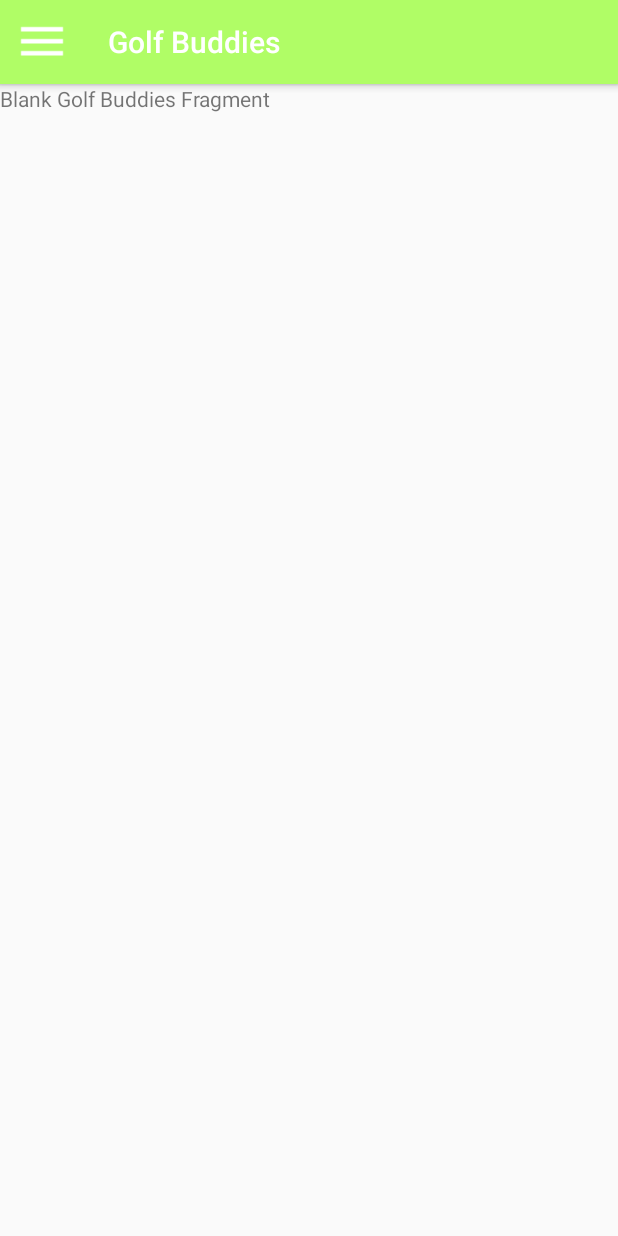
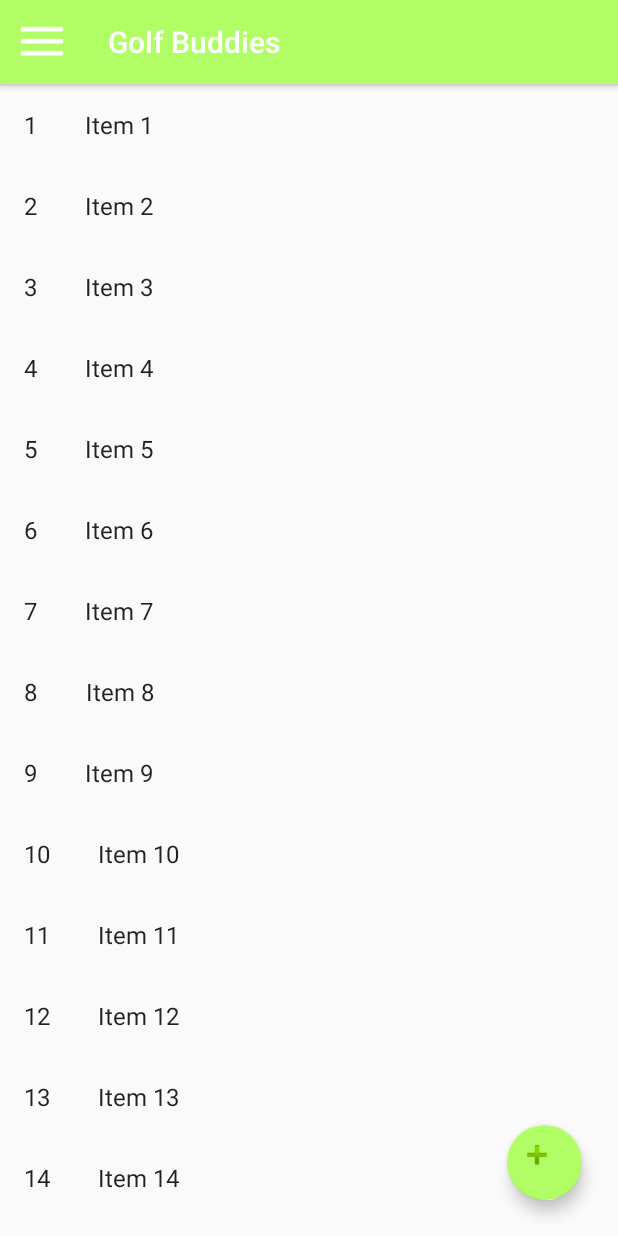
Before and after one commit to jdegrandchamp89/SocialGolf, an Android app: the HomeFragment screen opened directly, with no data from a screen before it, in the side drawer, after a tap on "Golf Buddies", on a phone screen of 412 x 824 dp. Run offline under Robolectric (Android 15) with nearby library versions, the phone set to English and light mode, and no system bars.

Commit message:
Add Fragments with Dummy Content
Add fragments with dummy content for Golf Buddies, Messages, and home screen (My Tee Times & My Messages)

```diff
--- a/app/src/main/java/com/example/john/socialgolf/NavDrawerActivity.java
+++ b/app/src/main/java/com/example/john/socialgolf/NavDrawerActivity.java
@@ -16,6 +16,7 @@ import android.support.v7.widget.Toolbar;
 import android.view.Menu;
 import android.view.MenuItem;
 
+import com.example.john.socialgolf.dummy.DummyContent;
 import com.example.john.socialgolf.dummy.TeeTimeContent;
 
 import layout.GolfBuddiesFragment;
@@ -31,7 +32,9 @@ public class NavDrawerActivity extends AppCompatActivity
                     MyTeeTimesFragment.OnFragmentInteractionListener,
                     MessagesFragment.OnFragmentInteractionListener,
                     SettingsFragment.OnFragmentInteractionListener,
-                    TeeTimesFragment.OnListFragmentInteractionListener{
+                    TeeTimesFragment.OnListFragmentInteractionListener,
+                    ViewMessagesFragment.OnListFragmentInteractionListener,
+                    ViewGolfBuddiesFragment.OnListFragmentInteractionListener{
 
     private DrawerLayout drawer;
     private ActionBarDrawerToggle toggle;
@@ -191,4 +194,9 @@ public class NavDrawerActivity extends AppCompatActivity
     public void onListFragmentInteraction(TeeTimeContent.TeeTimeItem item) {
         System.out.println("Interact!");
     }
+
+    @Override
+    public void onListFragmentInteraction(DummyContent.DummyItem item) {
+        System.out.println("Interact!");
+    }
 }
--- /dev/null
+++ b/app/src/main/java/com/example/john/socialgolf/ViewGolfBuddiesFragment.java
@@ -0,0 +1,109 @@
+package com.example.john.socialgolf;
+
+import android.content.Context;
+import android.os.Bundle;
+import android.support.v4.app.Fragment;
+import android.support.v7.widget.GridLayoutManager;
+import android.support.v7.widget.LinearLayoutManager;
+import android.support.v7.widget.RecyclerView;
+import android.view.LayoutInflater;
+import android.view.View;
+import android.view.ViewGroup;
+
+import com.example.john.socialgolf.dummy.DummyContent;
+import com.example.john.socialgolf.dummy.DummyContent.DummyItem;
+
+import java.util.List;
+
+/**
+ * A fragment representing a list of Items.
+ * <p/>
+ * Activities containing this fragment MUST implement the {@link OnListFragmentInteractionListener}
+ * interface.
+ */
+public class ViewGolfBuddiesFragment extends Fragment {
+
+    // TODO: Customize parameter argument names
+    private static final String ARG_COLUMN_COUNT = "column-count";
+    // TODO: Customize parameters
+    private int mColumnCount = 1;
+    private OnListFragmentInteractionListener mListener;
+
+    /**
+     * Mandatory empty constructor for the fragment manager to instantiate the
+     * fragment (e.g. upon screen orientation changes).
+     */
+    public ViewGolfBuddiesFragment() {
+    }
+
+    // TODO: Customize parameter initialization
+    @SuppressWarnings("unused")
+    public static ViewGolfBuddiesFragment newInstance(int columnCount) {
+        ViewGolfBuddiesFragment fragment = new ViewGolfBuddiesFragment();
+        Bundle args = new Bundle();
+        args.putInt(ARG_COLUMN_COUNT, columnCount);
+        fragment.setArguments(args);
+        return fragment;
+    }
+
+    @Override
+    public void onCreate(Bundle savedInstanceState) {
+        super.onCreate(savedInstanceState);
+
+        if (getArguments() != null) {
+            mColumnCount = getArguments().getInt(ARG_COLUMN_COUNT);
+        }
+    }
+
+    @Override
+    public View onCreateView(LayoutInflater inflater, ViewGroup container,
+                             Bundle savedInstanceState) {
+        View view = inflater.inflate(R.layout.fragment_view_golfbuddies_list, container, false);
+
+        // Set the adapter
+        if (view instanceof RecyclerView) {
+            Context context = view.getContext();
+            RecyclerView recyclerView = (RecyclerView) view;
+            if (mColumnCount <= 1) {
+                recyclerView.setLayoutManager(new LinearLayoutManager(context));
+            } else {
+                recyclerView.setLayoutManager(new GridLayoutManager(context, mColumnCount));
+            }
+            recyclerView.setAdapter(new ViewGolfBuddiesRecyclerViewAdapter(DummyContent.ITEMS, mListener));
+        }
+        return view;
+    }
+
+
+    @Override
+    public void onAttach(Context context) {
+        super.onAttach(context);
+        if (context instanceof OnListFragmentInteractionListener) {
+            mListener = (OnListFragmentInteractionListener) context;
+        } else {
+            throw new RuntimeException(context.toString()
+                    + " must implement OnListFragmentInteractionListener");
+        }
+    }
+
+    @Override
+    public void onDetach() {
+        super.onDetach();
+        mListener = null;
+    }
+
+    /**
+     * This interface must be implemented by activities that contain this
+     * fragment to allow an interaction in this fragment to be communicated
+     * to the activity and potentially other fragments contained in that
+     * activity.
+     * <p/>
+     * See the Android Training lesson <a href=
+     * "http://developer.android.com/training/basics/fragments/communicating.html"
+     * >Communicating with Other Fragments</a> for more information.
+     */
+    public interface OnListFragmentInteractionListener {
+        // TODO: Update argument type and name
+        void onListFragmentInteraction(DummyItem item);
+    }
+}
--- /dev/null
+++ b/app/src/main/java/com/example/john/socialgolf/ViewGolfBuddiesRecyclerViewAdapter.java
@@ -0,0 +1,77 @@
+package com.example.john.socialgolf;
+
+import android.support.v7.widget.RecyclerView;
+import android.view.LayoutInflater;
+import android.view.View;
+import android.view.ViewGroup;
+import android.widget.TextView;
+
+import com.example.john.socialgolf.ViewGolfBuddiesFragment.OnListFragmentInteractionListener;
+import com.example.john.socialgolf.dummy.DummyContent.DummyItem;
+
+import java.util.List;
+
+/**
+ * {@link RecyclerView.Adapter} that can display a {@link DummyItem} and makes a call to the
+ * specified {@link OnListFragmentInteractionListener}.
+ * TODO: Replace the implementation with code for your data type.
+ */
+public class ViewGolfBuddiesRecyclerViewAdapter extends RecyclerView.Adapter<ViewGolfBuddiesRecyclerViewAdapter.ViewHolder> {
+
+    private final List<DummyItem> mValues;
+    private final OnListFragmentInteractionListener mListener;
+
+    public ViewGolfBuddiesRecyclerViewAdapter(List<DummyItem> items, OnListFragmentInteractionListener listener) {
+        mValues = items;
+        mListener = listener;
+    }
+
+    @Override
+    public ViewHolder onCreateViewHolder(ViewGroup parent, int viewType) {
+        View view = LayoutInflater.from(parent.getContext())
+                .inflate(R.layout.fragment_view_golfbuddies, parent, false);
+        return new ViewHolder(view);
+    }
+
+    @Override
+    public void onBindViewHolder(final ViewHolder holder, int position) {
+        holder.mItem = mValues.get(position);
+        holder.mIdView.setText(mValues.get(position).id);
+        holder.mContentView.setText(mValues.get(position).content);
+
+        holder.mView.setOnClickListener(new View.OnClickListener() {
+            @Override
+            public void onClick(View v) {
+                if (null != mListener) {
+                    // Notify the active callbacks interface (the activity, if the
+                    // fragment is attached to one) that an item has been selected.
+                    mListener.onListFragmentInteraction(holder.mItem);
+                }
+            }
+        });
+    }
+
+    @Override
+    public int getItemCount() {
+        return mValues.size();
+    }
+
+    public class ViewHolder extends RecyclerView.ViewHolder {
+        public final View mView;
+        public final TextView mIdView;
+        public final TextView mContentView;
+        public DummyItem mItem;
+
+        public ViewHolder(View view) {
+            super(view);
+            mView = view;
+            mIdView = (TextView) view.findViewById(R.id.id);
+            mContentView = (TextView) view.findViewById(R.id.content);
+        }
+
+        @Override
+        public String toString() {
+            return super.toString() + " '" + mContentView.getText() + "'";
+        }
+    }
+}
--- /dev/null
+++ b/app/src/main/java/com/example/john/socialgolf/ViewMessagesFragment.java
@@ -0,0 +1,113 @@
+package com.example.john.socialgolf;
+
+import android.content.Context;
+import android.os.Bundle;
+import android.support.v4.app.Fragment;
+import android.support.v7.widget.DividerItemDecoration;
+import android.support.v7.widget.GridLayoutManager;
+import android.support.v7.widget.LinearLayoutManager;
+import android.support.v7.widget.RecyclerView;
+import android.view.LayoutInflater;
+import android.view.View;
+import android.view.ViewGroup;
+
+import com.example.john.socialgolf.dummy.DummyContent;
+import com.example.john.socialgolf.dummy.DummyContent.DummyItem;
+
+import java.util.List;
+
+/**
+ * A fragment representing a list of Items.
+ * <p/>
+ * Activities containing this fragment MUST implement the {@link OnListFragmentInteractionListener}
+ * interface.
+ */
+public class ViewMessagesFragment extends Fragment {
+
+    // TODO: Customize parameter argument names
+    private static final String ARG_COLUMN_COUNT = "column-count";
+    // TODO: Customize parameters
+    private int mColumnCount = 1;
+    private OnListFragmentInteractionListener mListener;
+
+    /**
+     * Mandatory empty constructor for the fragment manager to instantiate the
+     * fragment (e.g. upon screen orientation changes).
+     */
+    public ViewMessagesFragment() {
+    }
+
+    // TODO: Customize parameter initialization
+    @SuppressWarnings("unused")
+    public static ViewMessagesFragment newInstance(int columnCount) {
+        ViewMessagesFragment fragment = new ViewMessagesFragment();
+        Bundle args = new Bundle();
+        args.putInt(ARG_COLUMN_COUNT, columnCount);
+        fragment.setArguments(args);
+        return fragment;
+    }
+
+    @Override
+    public void onCreate(Bundle savedInstanceState) {
+        super.onCreate(savedInstanceState);
+
+        if (getArguments() != null) {
+            mColumnCount = getArguments().getInt(ARG_COLUMN_COUNT);
+        }
+    }
+
+    @Override
+    public View onCreateView(LayoutInflater inflater, ViewGroup container,
+                             Bundle savedInstanceState) {
+        View view = inflater.inflate(R.layout.fragment_view_messages_list, container, false);
+
+        // Set the adapter
+        if (view instanceof RecyclerView) {
+            Context context = view.getContext();
+            RecyclerView recyclerView = (RecyclerView) view;
+            if (mColumnCount <= 1) {
+                recyclerView.setLayoutManager(new LinearLayoutManager(context));
+            } else {
+                recyclerView.setLayoutManager(new GridLayoutManager(context, mColumnCount));
+            }
+            recyclerView.setAdapter(new ViewMessagesRecyclerViewAdapter(DummyContent.ITEMS, mListener));
+
+            DividerItemDecoration did = new DividerItemDecoration(recyclerView.getContext(), DividerItemDecoration.VERTICAL);
+            recyclerView.addItemDecoration(did);
+        }
+        return view;
+    }
+
+
+    @Override
+    public void onAttach(Context context) {
+        super.onAttach(context);
+        if (context instanceof OnListFragmentInteractionListener) {
+            mListener = (OnListFragmentInteractionListener) context;
+        } else {
+            throw new RuntimeException(context.toString()
+                    + " must implement OnListFragmentInteractionListener");
+        }
+    }
+
+    @Override
+    public void onDetach() {
+        super.onDetach();
+        mListener = null;
+    }
+
+    /**
+     * This interface must be implemented by activities that contain this
+     * fragment to allow an interaction in this fragment to be communicated
+     * to the activity and potentially other fragments contained in that
+     * activity.
+     * <p/>
+     * See the Android Training lesson <a href=
+     * "http://developer.android.com/training/basics/fragments/communicating.html"
+     * >Communicating with Other Fragments</a> for more information.
+     */
+    public interface OnListFragmentInteractionListener {
+        // TODO: Update argument type and name
+        void onListFragmentInteraction(DummyItem item);
+    }
+}
--- /dev/null
+++ b/app/src/main/java/com/example/john/socialgolf/ViewMessagesRecyclerViewAdapter.java
@@ -0,0 +1,77 @@
+package com.example.john.socialgolf;
+
+import android.support.v7.widget.RecyclerView;
+import android.view.LayoutInflater;
+import android.view.View;
+import android.view.ViewGroup;
+import android.widget.TextView;
+
+import com.example.john.socialgolf.ViewMessagesFragment.OnListFragmentInteractionListener;
+import com.example.john.socialgolf.dummy.DummyContent.DummyItem;
+
+import java.util.List;
+
+/**
+ * {@link RecyclerView.Adapter} that can display a {@link DummyItem} and makes a call to the
+ * specified {@link OnListFragmentInteractionListener}.
+ * TODO: Replace the implementation with code for your data type.
+ */
+public class ViewMessagesRecyclerViewAdapter extends RecyclerView.Adapter<ViewMessagesRecyclerViewAdapter.ViewHolder> {
+
+    private final List<DummyItem> mValues;
+    private final OnListFragmentInteractionListener mListener;
+
+    public ViewMessagesRecyclerViewAdapter(List<DummyItem> items, OnListFragmentInteractionListener listener) {
+        mValues = items;
+        mListener = listener;
+    }
+
+    @Override
+    public ViewHolder onCreateViewHolder(ViewGroup parent, int viewType) {
+        View view = LayoutInflater.from(parent.getContext())
+                .inflate(R.layout.fragment_view_messages, parent, false);
+        return new ViewHolder(view);
+    }
+
+    @Override
+    public void onBindViewHolder(final ViewHolder holder, int position) {
+        holder.mItem = mValues.get(position);
+        holder.mIdView.setText(mValues.get(position).id);
+        holder.mContentView.setText(mValues.get(position).content);
+
+        holder.mView.setOnClickListener(new View.OnClickListener() {
+            @Override
+            public void onClick(View v) {
+                if (null != mListener) {
+                    // Notify the active callbacks interface (the activity, if the
+                    // fragment is attached to one) that an item has been selected.
+                    mListener.onListFragmentInteraction(holder.mItem);
+                }
+            }
+        });
+    }
+
+    @Override
+    public int getItemCount() {
+        return mValues.size();
+    }
+
+    public class ViewHolder extends RecyclerView.ViewHolder {
+        public final View mView;
+        public final TextView mIdView;
+        public final TextView mContentView;
+        public DummyItem mItem;
+
+        public ViewHolder(View view) {
+            super(view);
+            mView = view;
+            mIdView = (TextView) view.findViewById(R.id.id);
+            mContentView = (TextView) view.findViewById(R.id.content);
+        }
+
+        @Override
+        public String toString() {
+            return super.toString() + " '" + mContentView.getText() + "'";
+        }
+    }
+}
--- a/app/src/main/res/layout/fragment_golf_buddies.xml
+++ b/app/src/main/res/layout/fragment_golf_buddies.xml
@@ -1,13 +1,35 @@
-<FrameLayout xmlns:android="http://schemas.android.com/apk/res/android"
+<android.support.constraint.ConstraintLayout xmlns:android="http://schemas.android.com/apk/res/android"
+    xmlns:app="http://schemas.android.com/apk/res-auto"
     xmlns:tools="http://schemas.android.com/tools"
     android:layout_width="match_parent"
     android:layout_height="match_parent"
-    tools:context="layout.GolfBuddiesFragment">
+    android:orientation="vertical">
 
-    <!-- TODO: Update blank fragment layout -->
-    <TextView
+
+    <fragment
+        android:id="@+id/fragment3"
+        android:name="com.example.john.socialgolf.ViewGolfBuddiesFragment"
         android:layout_width="match_parent"
         android:layout_height="match_parent"
-        android:text="@string/hello_golf_buddies" />
+        android:layout_marginBottom="0dp"
+        android:layout_marginLeft="0dp"
+        android:layout_marginRight="0dp"
+        android:layout_marginTop="0dp"
+        app:layout_constraintBottom_toBottomOf="parent"
+        app:layout_constraintLeft_toLeftOf="parent"
+        app:layout_constraintRight_toRightOf="parent"
+        app:layout_constraintTop_toTopOf="parent" />
 
-</FrameLayout>
+    <android.support.design.widget.FloatingActionButton
+        android:id="@+id/addBuddy"
+        android:layout_width="50dp"
+        android:layout_height="50dp"
+        android:layout_marginBottom="24dp"
+        android:layout_marginRight="24dp"
+        android:clickable="true"
+        app:backgroundTint="@color/colorPrimary"
+        app:fabSize="mini"
+        app:layout_constraintBottom_toBottomOf="parent"
+        app:layout_constraintRight_toRightOf="parent"
+        app:srcCompat="@android:drawable/ic_input_add" />
+</android.support.constraint.ConstraintLayout>
--- a/app/src/main/res/layout/fragment_my_tee_times.xml
+++ b/app/src/main/res/layout/fragment_my_tee_times.xml
@@ -25,7 +25,7 @@
         app:layout_constraintVertical_bias="0.0" />
 
     <android.support.design.widget.FloatingActionButton
-        android:id="@+id/floatingActionButton3"
+        android:id="@+id/addTeeTime"
         android:layout_width="50dp"
         android:layout_height="50dp"
         android:layout_marginBottom="24dp"
--- /dev/null
+++ b/app/src/main/res/layout/fragment_view_golfbuddies.xml
@@ -0,0 +1,20 @@
+<?xml version="1.0" encoding="utf-8"?>
+<LinearLayout xmlns:android="http://schemas.android.com/apk/res/android"
+    android:layout_width="wrap_content"
+    android:layout_height="wrap_content"
+    android:orientation="horizontal">
+
+    <TextView
+        android:id="@+id/id"
+        android:layout_width="wrap_content"
+        android:layout_height="wrap_content"
+        android:layout_margin="@dimen/text_margin"
+        android:textAppearance="?attr/textAppearanceListItem" />
+
+    <TextView
+        android:id="@+id/content"
+        android:layout_width="wrap_content"
+        android:layout_height="wrap_content"
+        android:layout_margin="@dimen/text_margin"
+        android:textAppearance="?attr/textAppearanceListItem" />
+</LinearLayout>
--- /dev/null
+++ b/app/src/main/res/layout/fragment_view_golfbuddies_list.xml
@@ -0,0 +1,13 @@
+<?xml version="1.0" encoding="utf-8"?>
+<android.support.v7.widget.RecyclerView xmlns:android="http://schemas.android.com/apk/res/android"
+    xmlns:app="http://schemas.android.com/apk/res-auto"
+    xmlns:tools="http://schemas.android.com/tools"
+    android:id="@+id/list"
+    android:name="com.example.john.socialgolf.ViewGolfBuddiesFragment"
+    android:layout_width="match_parent"
+    android:layout_height="match_parent"
+    android:layout_marginLeft="16dp"
+    android:layout_marginRight="16dp"
+    app:layoutManager="LinearLayoutManager"
+    tools:context="com.example.john.socialgolf.ViewGolfBuddiesFragment"
+    tools:listitem="@layout/fragment_view_golfbuddies" />
```
Also changed, not shown: app/src/main/java/com/example/john/socialgolf/dummy/DummyContent.java (added, +72 -0 lines), app/src/main/res/layout/fragment_home.xml (+64 -7 lines), app/src/main/res/layout/fragment_messages.xml (+30 -8 lines), app/src/main/res/layout/fragment_view_messages.xml (added, +20 -0 lines), app/src/main/res/layout/fragment_view_messages_list.xml (added, +13 -0 lines).
